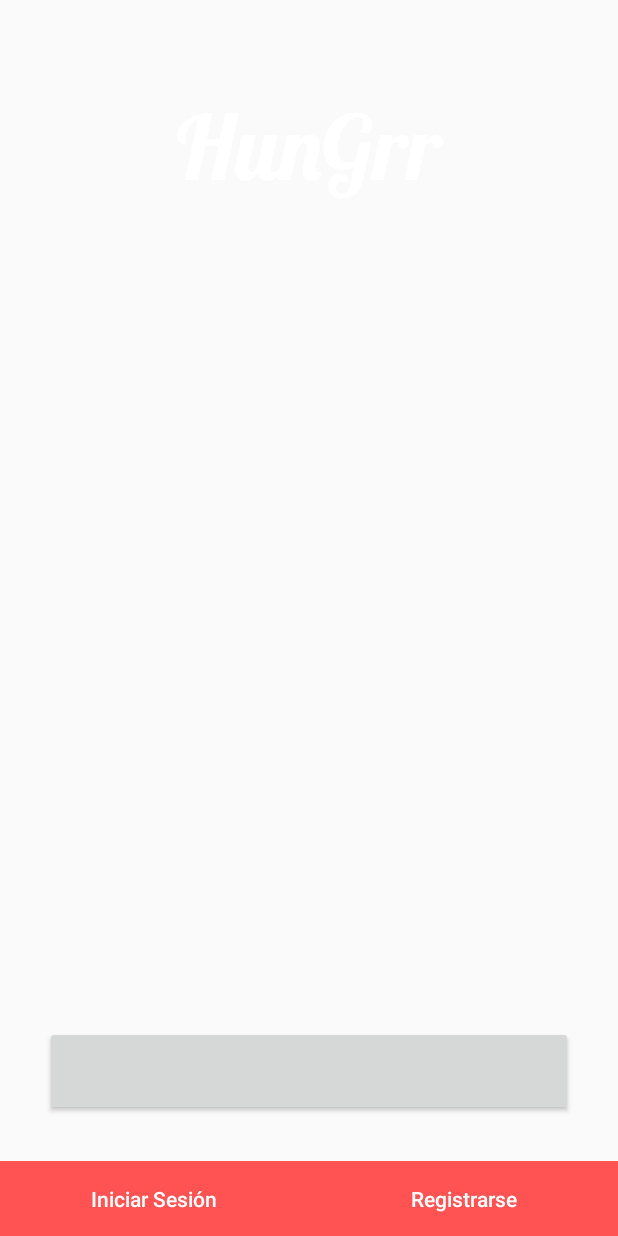
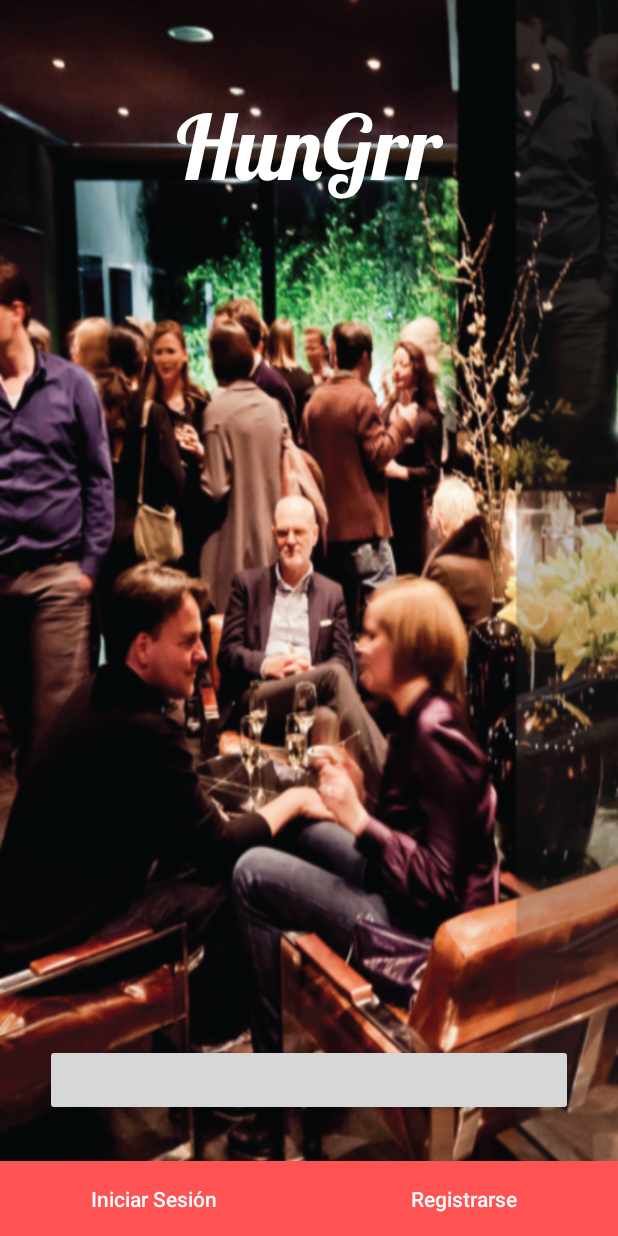
Before and after one commit to elsypinzonv/hungrr, an Android app: the screen it shows after launch (MainActivity), on a phone screen of 412 x 824 dp. Run offline under Robolectric (Android 15) with nearby library versions, the phone set to English and light mode, and no system bars; libraries missing offline, so code that uses them is left out: com.facebook; plain views replace LoginButton; 1 statement that could not run was skipped.

Commit message:
Add background images

```diff
--- a/app/src/main/res/layout/activity_main.xml
+++ b/app/src/main/res/layout/activity_main.xml
@@ -5,6 +5,7 @@
     android:layout_width="match_parent"
     android:layout_height="match_parent"
     android:fitsSystemWindows="true"
+    android:background="@drawable/background_main_1"
     tools:context="com.snotsoft.hungrr.MainActivity"
     >
 
@@ -31,10 +32,12 @@
     <com.facebook.login.widget.LoginButton
         android:id="@+id/login_button"
         android:layout_width="match_parent"
-        android:layout_height="60dp"
+        android:layout_height="wrap_content"
         android:layout_above="@+id/ln_btns"
-        android:layout_margin="30dp"
-        />
+        android:layout_marginLeft="30dp"
+        android:layout_marginRight="30dp"
+        android:layout_marginBottom="30dp"
+        style="@style/FacebookLoginButton"/>
 
     <LinearLayout
         android:id="@+id/ln_btns"
```
Also changed, not shown: app/src/main/res/drawable-mdpi/background_main_1.png (added), 3 other files.
